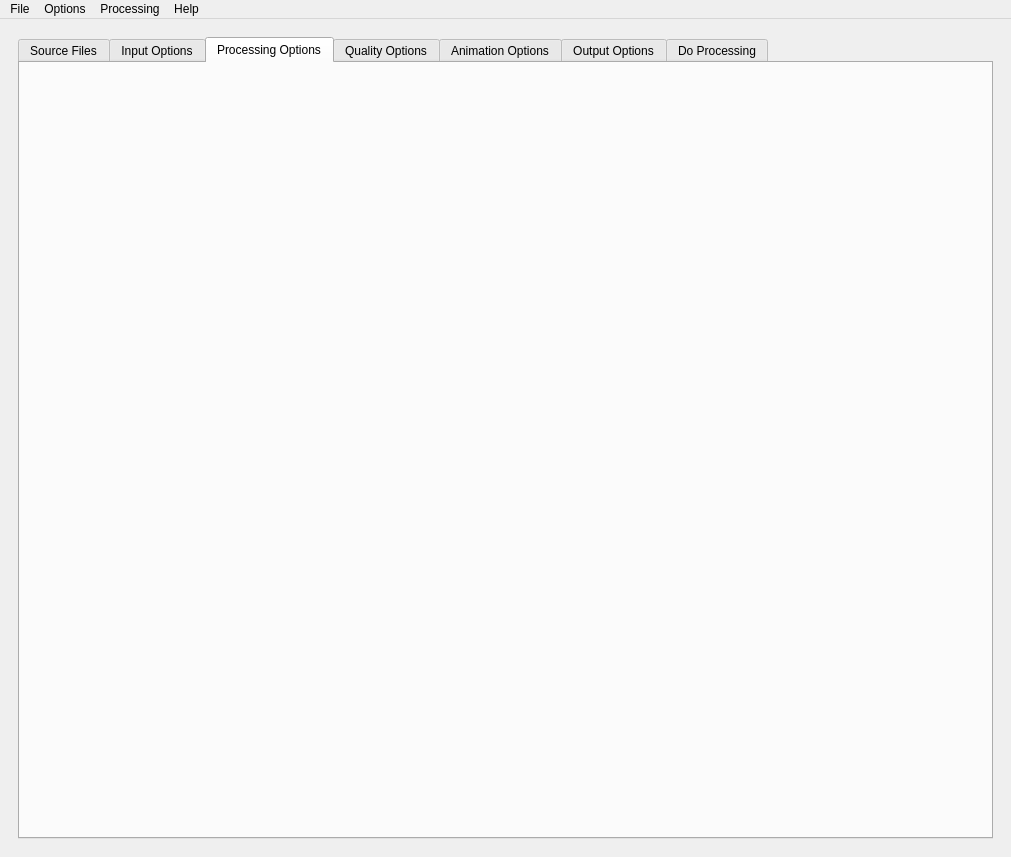
Above: ui/pipp.ui from openastroproject/oaPIPP before the change. Below: the same form after it.
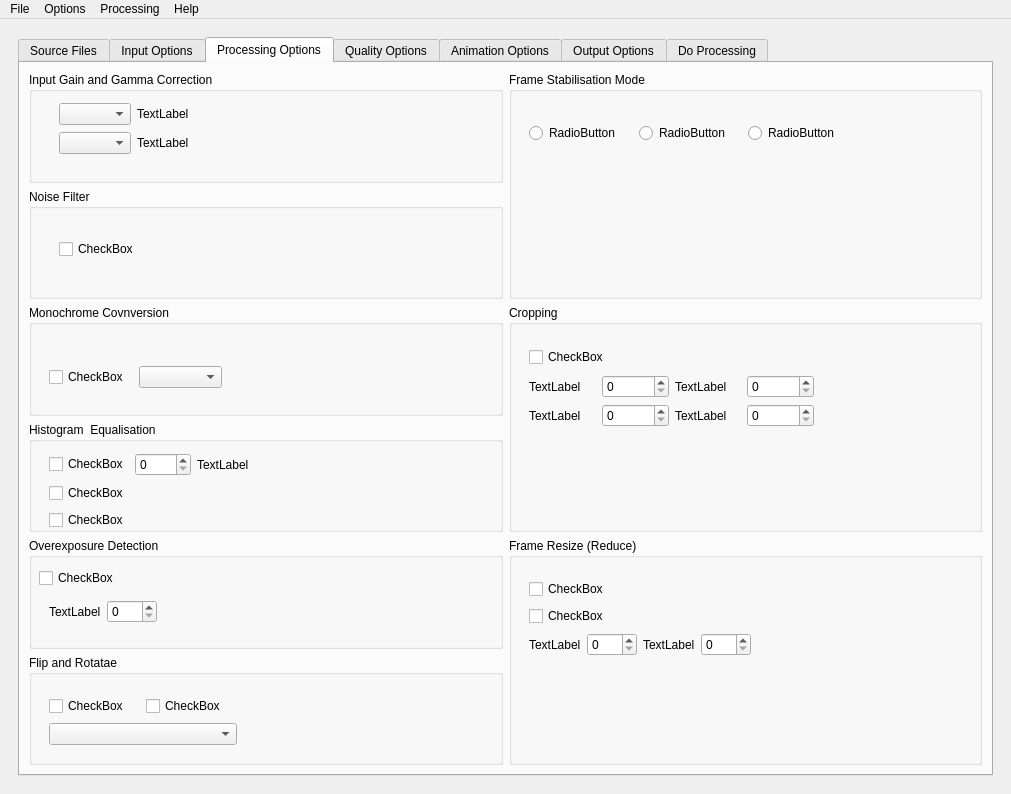
That is the form after the change. The open tabs and pages were chosen to show the change.

Commit message: Latest UI updates to add almost all group boxes to tabs

```diff
--- a/ui/pipp.ui
+++ b/ui/pipp.ui
@@ -7,7 +7,7 @@
     <x>0</x>
     <y>0</y>
     <width>1011</width>
-    <height>857</height>
+    <height>794</height>
    </rect>
   </property>
   <property name="windowTitle">
@@ -1295,6 +1295,403 @@
           <attribute name="title">
            <string>Processing Options</string>
           </attribute>
+          <layout class="QHBoxLayout" name="zz1">
+           <item>
+            <layout class="QVBoxLayout" name="processingLayoutLHS">
+             <item>
+              <widget class="QGroupBox" name="gainGammaLayout">
+               <property name="title">
+                <string>Input Gain and Gamma Correction</string>
+               </property>
+               <widget class="QWidget" name="layoutWidget">
+                <property name="geometry">
+                 <rect>
+                  <x>30</x>
+                  <y>30</y>
+                  <width>141</width>
+                  <height>54</height>
+                 </rect>
+                </property>
+                <layout class="QGridLayout" name="gridLayout_6">
+                 <item row="0" column="0">
+                  <widget class="QComboBox" name="comboBox_7"/>
+                 </item>
+                 <item row="0" column="1">
+                  <widget class="QLabel" name="label_4">
+                   <property name="text">
+                    <string>TextLabel</string>
+                   </property>
+                  </widget>
+                 </item>
+                 <item row="1" column="0">
+                  <widget class="QComboBox" name="comboBox_8"/>
+                 </item>
+                 <item row="1" column="1">
+                  <widget class="QLabel" name="label_5">
+                   <property name="text">
+                    <string>TextLabel</string>
+                   </property>
+                  </widget>
+                 </item>
+                </layout>
+               </widget>
+              </widget>
+             </item>
+             <item>
+              <widget class="QGroupBox" name="noiseLayout">
+               <property name="title">
+                <string>Noise Filter</string>
+               </property>
+               <widget class="QCheckBox" name="checkBox">
+                <property name="geometry">
+                 <rect>
+                  <x>30</x>
+                  <y>50</y>
+                  <width>89</width>
+                  <height>20</height>
+                 </rect>
+                </property>
+                <property name="text">
+                 <string>CheckBox</string>
+                </property>
+               </widget>
+              </widget>
+             </item>
+             <item>
+              <widget class="QGroupBox" name="monoConversionLayout">
+               <property name="title">
+                <string>Monochrome Covnversion</string>
+               </property>
+               <widget class="QWidget" name="layoutWidget">
+                <property name="geometry">
+                 <rect>
+                  <x>20</x>
+                  <y>60</y>
+                  <width>173</width>
+                  <height>25</height>
+                 </rect>
+                </property>
+                <layout class="QHBoxLayout" name="horizontalLayout_10">
+                 <item>
+                  <widget class="QCheckBox" name="checkBox_2">
+                   <property name="text">
+                    <string>CheckBox</string>
+                   </property>
+                  </widget>
+                 </item>
+                 <item>
+                  <widget class="QComboBox" name="comboBox_5"/>
+                 </item>
+                </layout>
+               </widget>
+              </widget>
+             </item>
+             <item>
+              <widget class="QGroupBox" name="histogramLayout">
+               <property name="title">
+                <string>Histogram  Equalisation</string>
+               </property>
+               <widget class="QWidget" name="layoutWidget">
+                <property name="geometry">
+                 <rect>
+                  <x>20</x>
+                  <y>30</y>
+                  <width>203</width>
+                  <height>79</height>
+                 </rect>
+                </property>
+                <layout class="QGridLayout" name="gridLayout_5">
+                 <item row="0" column="0">
+                  <widget class="QCheckBox" name="checkBox_3">
+                   <property name="text">
+                    <string>CheckBox</string>
+                   </property>
+                  </widget>
+                 </item>
+                 <item row="0" column="1">
+                  <widget class="QSpinBox" name="spinBox"/>
+                 </item>
+                 <item row="0" column="2">
+                  <widget class="QLabel" name="label_2">
+                   <property name="text">
+                    <string>TextLabel</string>
+                   </property>
+                  </widget>
+                 </item>
+                 <item row="1" column="0">
+                  <widget class="QCheckBox" name="checkBox_4">
+                   <property name="text">
+                    <string>CheckBox</string>
+                   </property>
+                  </widget>
+                 </item>
+                 <item row="2" column="0">
+                  <widget class="QCheckBox" name="checkBox_5">
+                   <property name="text">
+                    <string>CheckBox</string>
+                   </property>
+                  </widget>
+                 </item>
+                </layout>
+               </widget>
+              </widget>
+             </item>
+             <item>
+              <widget class="QGroupBox" name="overexposureLayout">
+               <property name="title">
+                <string>Overexposure Detection</string>
+               </property>
+               <widget class="QCheckBox" name="checkBox_6">
+                <property name="geometry">
+                 <rect>
+                  <x>10</x>
+                  <y>30</y>
+                  <width>89</width>
+                  <height>20</height>
+                 </rect>
+                </property>
+                <property name="text">
+                 <string>CheckBox</string>
+                </property>
+               </widget>
+               <widget class="QWidget" name="layoutWidget">
+                <property name="geometry">
+                 <rect>
+                  <x>20</x>
+                  <y>60</y>
+                  <width>108</width>
+                  <height>27</height>
+                 </rect>
+                </property>
+                <layout class="QHBoxLayout" name="horizontalLayout_11">
+                 <item>
+                  <widget class="QLabel" name="label_3">
+                   <property name="text">
+                    <string>TextLabel</string>
+                   </property>
+                  </widget>
+                 </item>
+                 <item>
+                  <widget class="QSpinBox" name="spinBox_2"/>
+                 </item>
+                </layout>
+               </widget>
+              </widget>
+             </item>
+             <item>
+              <widget class="QGroupBox" name="flipRotateLayout">
+               <property name="title">
+                <string>Flip and Rotatae</string>
+               </property>
+               <widget class="QWidget" name="layoutWidget">
+                <property name="geometry">
+                 <rect>
+                  <x>20</x>
+                  <y>40</y>
+                  <width>188</width>
+                  <height>53</height>
+                 </rect>
+                </property>
+                <layout class="QVBoxLayout" name="verticalLayout_7">
+                 <item>
+                  <layout class="QHBoxLayout" name="horizontalLayout_12">
+                   <item>
+                    <widget class="QCheckBox" name="checkBox_7">
+                     <property name="text">
+                      <string>CheckBox</string>
+                     </property>
+                    </widget>
+                   </item>
+                   <item>
+                    <widget class="QCheckBox" name="checkBox_8">
+                     <property name="text">
+                      <string>CheckBox</string>
+                     </property>
+                    </widget>
+                   </item>
+                  </layout>
+                 </item>
+                 <item>
+                  <widget class="QComboBox" name="comboBox_6"/>
+                 </item>
+                </layout>
+               </widget>
+              </widget>
+             </item>
+            </layout>
+           </item>
+           <item>
+            <layout class="QVBoxLayout" name="processingLayoutRHS">
+             <item>
+              <widget class="QGroupBox" name="stabilisationLayout">
+               <property name="title">
+                <string>Frame Stabilisation Mode</string>
+               </property>
+               <widget class="QWidget" name="layoutWidget">
+                <property name="geometry">
+                 <rect>
+                  <x>20</x>
+                  <y>50</y>
+                  <width>323</width>
+                  <height>22</height>
+                 </rect>
+                </property>
+                <layout class="QHBoxLayout" name="horizontalLayout_9">
+                 <item>
+                  <widget class="QRadioButton" name="radioButton">
+                   <property name="text">
+                    <string>RadioButton</string>
+                   </property>
+                  </widget>
+                 </item>
+                 <item>
+                  <widget class="QRadioButton" name="radioButton_2">
+                   <property name="text">
+                    <string>RadioButton</string>
+                   </property>
+                  </widget>
+                 </item>
+                 <item>
+                  <widget class="QRadioButton" name="radioButton_3">
+                   <property name="text">
+                    <string>RadioButton</string>
+                   </property>
+                  </widget>
+                 </item>
+                </layout>
+               </widget>
+              </widget>
+             </item>
+             <item>
+              <widget class="QGroupBox" name="croppingLayout">
+               <property name="title">
+                <string>Cropping</string>
+               </property>
+               <widget class="QWidget" name="layoutWidget">
+                <property name="geometry">
+                 <rect>
+                  <x>20</x>
+                  <y>40</y>
+                  <width>285</width>
+                  <height>86</height>
+                 </rect>
+                </property>
+                <layout class="QVBoxLayout" name="verticalLayout_8">
+                 <item>
+                  <widget class="QCheckBox" name="checkBox_9">
+                   <property name="text">
+                    <string>CheckBox</string>
+                   </property>
+                  </widget>
+                 </item>
+                 <item>
+                  <layout class="QGridLayout" name="gridLayout_7">
+                   <item row="0" column="0">
+                    <widget class="QLabel" name="label_6">
+                     <property name="text">
+                      <string>TextLabel</string>
+                     </property>
+                    </widget>
+                   </item>
+                   <item row="1" column="1">
+                    <widget class="QSpinBox" name="spinBox_4"/>
+                   </item>
+                   <item row="1" column="4">
+                    <widget class="QSpinBox" name="spinBox_6"/>
+                   </item>
+                   <item row="1" column="0">
+                    <widget class="QLabel" name="label_7">
+                     <property name="text">
+                      <string>TextLabel</string>
+                     </property>
+                    </widget>
+                   </item>
+                   <item row="1" column="3">
+                    <widget class="QLabel" name="label_9">
+                     <property name="text">
+                      <string>TextLabel</string>
+                     </property>
+                    </widget>
+                   </item>
+                   <item row="0" column="4">
+                    <widget class="QSpinBox" name="spinBox_5"/>
+                   </item>
+                   <item row="0" column="1">
+                    <widget class="QSpinBox" name="spinBox_3"/>
+                   </item>
+                   <item row="0" column="3">
+                    <widget class="QLabel" name="label_8">
+                     <property name="text">
+                      <string>TextLabel</string>
+                     </property>
+                    </widget>
+                   </item>
+                  </layout>
+                 </item>
+                </layout>
+               </widget>
+              </widget>
+             </item>
+             <item>
+              <widget class="QGroupBox" name="resizeLayout">
+               <property name="title">
+                <string>Frame Resize (Reduce)</string>
+               </property>
+               <widget class="QWidget" name="layoutWidget">
+                <property name="geometry">
+                 <rect>
+                  <x>20</x>
+                  <y>40</y>
+                  <width>222</width>
+                  <height>81</height>
+                 </rect>
+                </property>
+                <layout class="QVBoxLayout" name="verticalLayout_9">
+                 <item>
+                  <widget class="QCheckBox" name="checkBox_10">
+                   <property name="text">
+                    <string>CheckBox</string>
+                   </property>
+                  </widget>
+                 </item>
+                 <item>
+                  <widget class="QCheckBox" name="checkBox_11">
+                   <property name="text">
+                    <string>CheckBox</string>
+                   </property>
+                  </widget>
+                 </item>
+                 <item>
+                  <layout class="QHBoxLayout" name="horizontalLayout_13">
+                   <item>
+                    <widget class="QLabel" name="label_10">
+                     <property name="text">
+                      <string>TextLabel</string>
+                     </property>
+                    </widget>
+                   </item>
+                   <item>
+                    <widget class="QSpinBox" name="spinBox_7"/>
+                   </item>
+                   <item>
+                    <widget class="QLabel" name="label_11">
+                     <property name="text">
+                      <string>TextLabel</string>
+                     </property>
+                    </widget>
+                   </item>
+                   <item>
+                    <widget class="QSpinBox" name="spinBox_8"/>
+                   </item>
+                  </layout>
+                 </item>
+                </layout>
+               </widget>
+              </widget>
+             </item>
+            </layout>
+           </item>
+          </layout>
          </widget>
          <widget class="QWidget" name="qualityOptionsTab">
           <attribute name="title">
```
Left out of the diff: 172 changed lines with no effect on the pictures.
